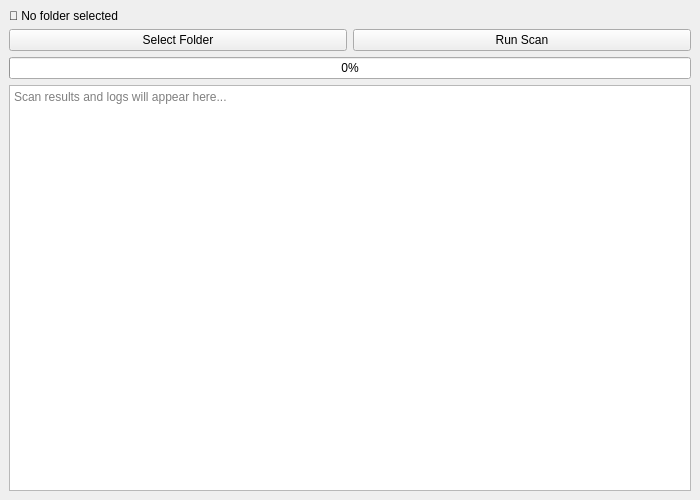
Before: the Qt Designer form openssl_agent/src/pqc_agent.ui in amirza0506/openssl_autotlssetup, drawn with Qt 5.
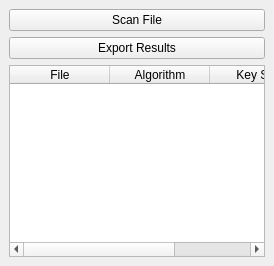
After: the same form once the commit is applied.

```diff
--- a/openssl_agent/src/pqc_agent.ui
+++ b/openssl_agent/src/pqc_agent.ui
@@ -2,14 +2,6 @@
 <ui version="4.0">
  <class>PQC_Agent</class>
  <widget class="QMainWindow" name="PQC_Agent">
-  <property name="geometry">
-   <rect>
-    <x>0</x>
-    <y>0</y>
-    <width>700</width>
-    <height>500</height>
-   </rect>
-  </property>
   <property name="windowTitle">
    <string>PQC Agent - Crypto File Scanner</string>
   </property>
@@ -17,51 +9,44 @@
    <layout class="QVBoxLayout" name="verticalLayout">
 
     <item>
-     <widget class="QLabel" name="labelStatus">
+     <widget class="QPushButton" name="scanButton">
       <property name="text">
-       <string>📂 No folder selected</string>
+       <string>Scan File</string>
       </property>
      </widget>
     </item>
-
     <item>
-     <layout class="QHBoxLayout" name="buttonLayout">
-      <item>
-       <widget class="QPushButton" name="btnSelect">
-        <property name="text">
-         <string>Select Folder</string>
-        </property>
-       </widget>
-      </item>
-      <item>
-       <widget class="QPushButton" name="btnScan">
-        <property name="text">
-         <string>Run Scan</string>
-        </property>
-       </widget>
-      </item>
-     </layout>
+     <widget class="QPushButton" name="exportButton">
+      <property name="text">
+       <string>Export Results</string>
+      </property>
+     </widget>
     </item>
-
     <item>
-     <widget class="QProgressBar" name="progressBar">
-      <property name="value">
+     <widget class="QTableWidget" name="tableWidget">
+      <property name="columnCount">
+       <number>3</number>
+      </property>
+      <property name="rowCount">
        <number>0</number>
       </property>
+      <column>
+       <property name="text">
+        <string>File</string>
+       </property>
+      </column>
+      <column>
+       <property name="text">
+        <string>Algorithm</string>
+       </property>
+      </column>
+      <column>
+       <property name="text">
+        <string>Key Size</string>
+       </property>
+      </column>
      </widget>
     </item>
-
-    <item>
-     <widget class="QPlainTextEdit" name="outputText">
-      <property name="readOnly">
-       <bool>true</bool>
-      </property>
-      <property name="placeholderText">
-       <string>Scan results and logs will appear here...</string>
-      </property>
-     </widget>
-    </item>
-
    </layout>
   </widget>
  </widget>
```
Left out of the diff: 3 changed lines with no effect on the pictures.
